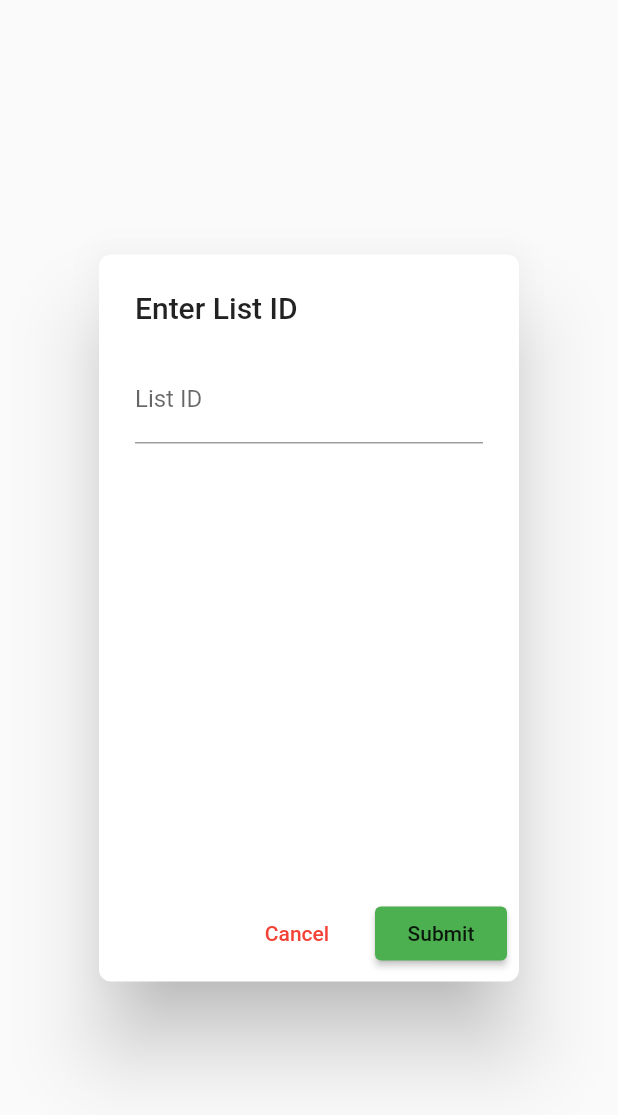
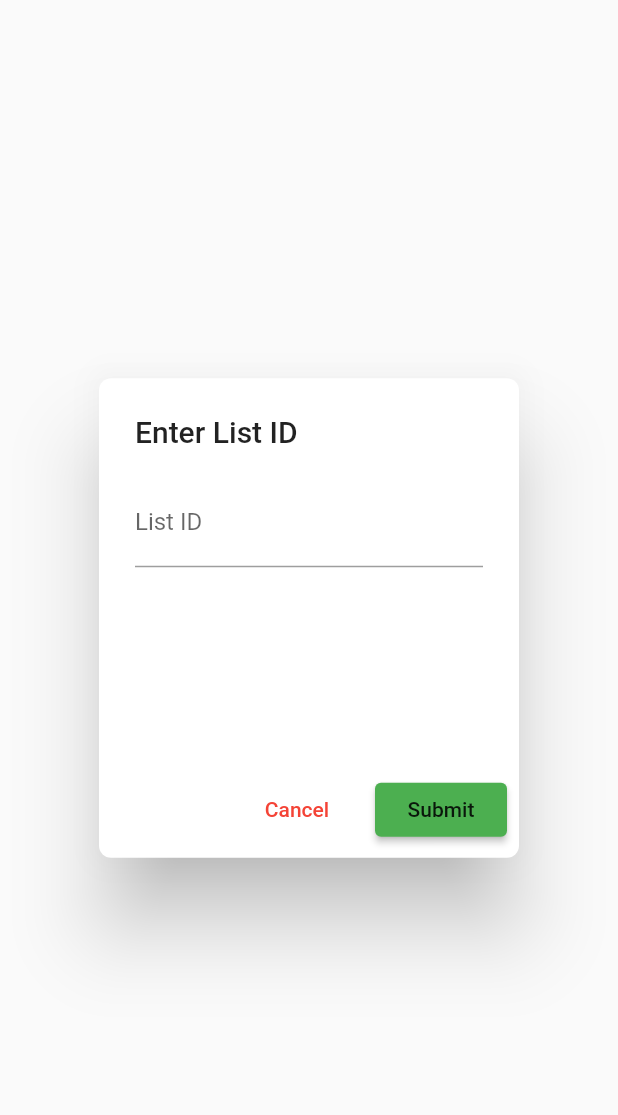
Before and after one commit to ahmetakil/shopping_list, a Flutter app: the JoinDialog widget shown alone on an empty page, opened directly, after a tap on "Submit", on a phone screen of 412 x 824 dp. Shown: the top 1115 px of the screen. Run offline on Flutter 3.47's test engine with Material 2 defaults, Android fonts, the phone set to English and light mode, and no system bars; our stand-ins replace cloud_firestore, get, nanoid, shared_preferences; missing offline and left inert: flutter_splash; accounts and stored records are empty; Roboto replaces fonts that are missing (OpenSans).

Commit message:
Added internalization for join list dialog

```diff
--- a/lib/widgets/join_list_dialog.dart
+++ b/lib/widgets/join_list_dialog.dart
@@ -16,9 +16,9 @@ class JoinDialog extends StatelessWidget {
       shape: RoundedRectangleBorder(
         borderRadius: BorderRadius.circular(8),
       ),
-      title: Text("Enter List ID"),
+      title: Text("Enter List ID".tr),
       content: Container(
-        height: MediaQuery.of(context).size.height * 0.4,
+        height: MediaQuery.of(context).size.height * 0.2,
         child: Column(
           children: [
             TextField(
@@ -34,21 +34,21 @@ class JoinDialog extends StatelessWidget {
       actions: [
         FlatButton(
           child: Text(
-            "Cancel",
+            "Cancel".tr,
             style: TextStyle(color: Colors.red),
           ),
           onPressed: () => Navigator.of(context).pop(),
         ),
         RaisedButton(
           color: Colors.green,
-          child: Text("Submit"),
+          child: Text("Submit".tr),
           shape: RoundedRectangleBorder(borderRadius: BorderRadius.circular(4)),
           onPressed: () async {
             final String givenId = _idController.text;
 
             if (!await FirestoreRepository.canFetchList(givenId)) {
               Get.rawSnackbar(
-                message: "Lütfen Geçerli Bir ID Girin",
+                message: "invalid_id".tr,
                 isDismissible: true,
                 duration: Duration(seconds: 1),
               );
```
